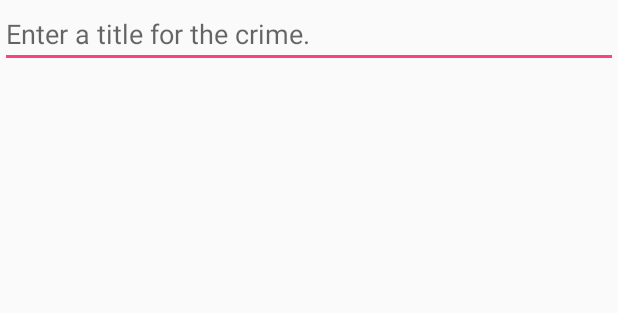
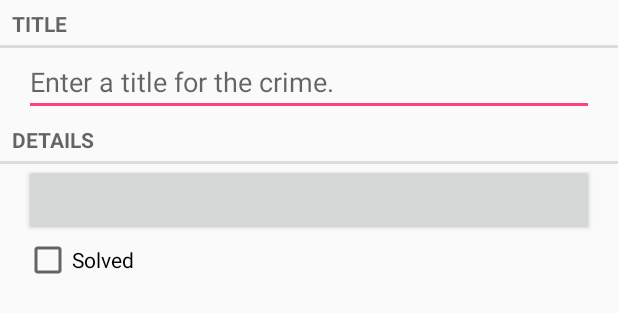
Before and after one commit to figozhg/CriminalIntent, an Android app: the layout fragment_crime.xml on its own in the app's theme, with its tools: preview values and no code run, on a phone screen of 412 x 824 dp. Shown: the top 313 px of the screen. Run offline under Robolectric (Android 15) with nearby library versions, the phone set to English and light mode, and no system bars.

Commit message:
Finish 8.4 of the Android Programming -- The Big Nerd Ranch Guide, 2nd Ed.

```diff
--- a/app/src/main/res/layout/fragment_crime.xml
+++ b/app/src/main/res/layout/fragment_crime.xml
@@ -5,10 +5,45 @@
     android:layout_width="match_parent"
     android:layout_height="match_parent">
 
+    <TextView
+        android:layout_width="match_parent"
+        android:layout_height="wrap_content"
+        android:text="@string/crime_title_label"
+        style="?android:listSeparatorTextViewStyle"
+        />
+
     <EditText
         android:id="@+id/crime_title"
         android:layout_width="match_parent"
         android:layout_height="wrap_content"
-        android:hint="@string/crime_title_hint"/>
+        android:layout_marginLeft="16dp"
+        android:layout_marginRight="16dp"
+        android:hint="@string/crime_title_hint"
+        />
+
+    <TextView
+        android:layout_width="match_parent"
+        android:layout_height="wrap_content"
+        android:text="@string/crime_details_label"
+        style="?android:listSeparatorTextViewStyle"
+        />
+
+    <!-- There isn't "android:text" in the Button because the date of Crime is displayed. -->
+    <Button
+        android:id="@+id/crime_date"
+        android:layout_width="match_parent"
+        android:layout_height="wrap_content"
+        android:layout_marginLeft="16dp"
+        android:layout_marginRight="16dp"
+        />
+
+    <CheckBox
+        android:id="@+id/crime_solved"
+        android:layout_width="match_parent"
+        android:layout_height="wrap_content"
+        android:layout_marginLeft="16dp"
+        android:layout_marginRight="16dp"
+        android:text="@string/crime_solved_label"
+        />
 
 </LinearLayout>
--- a/app/src/main/res/values/strings.xml
+++ b/app/src/main/res/values/strings.xml
@@ -3,4 +3,7 @@
     <string name="hello_world">Hello world!</string>
     <string name="action_settings">Settings</string>
     <string name="crime_title_hint">Enter a title for the crime.</string>
+    <string name="crime_title_label">Title</string>
+    <string name="crime_details_label">Details</string>
+    <string name="crime_solved_label">Solved</string>
 </resources>
```
Also changed, not shown: app/src/main/java/com/example/bigzhg/criminalintent/Crime.java (+20 -0 lines), app/src/main/java/com/example/bigzhg/criminalintent/CrimeFragment.java (+18 -0 lines).
